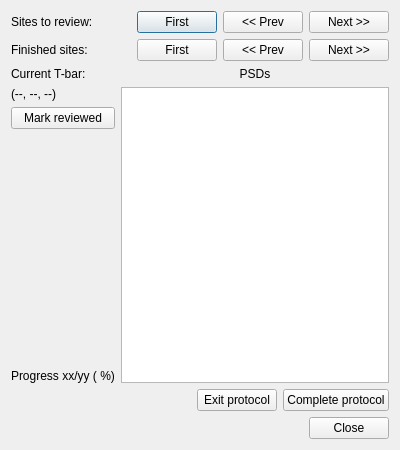
janelia-flyem/NeuTu, file neurolabi/gui/protocols/synapsereviewprotocol.ui: the form before one commit.
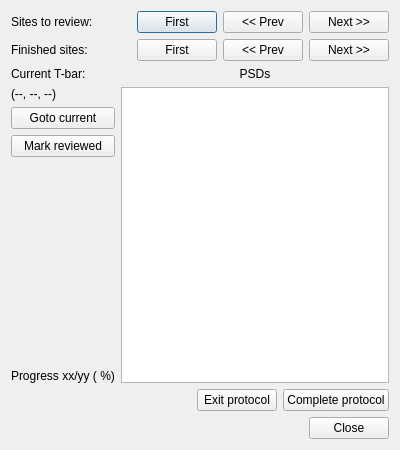
The form after the commit.

Commit message: hooked up go to current

The edit to the form file:
```diff
--- a/neurolabi/gui/protocols/synapsereviewprotocol.ui
+++ b/neurolabi/gui/protocols/synapsereviewprotocol.ui
@@ -125,6 +125,13 @@
          </property>
         </widget>
        </item>
+       <item>
+        <widget class="QPushButton" name="gotoCurrentButton">
+         <property name="text">
+          <string>Goto current</string>
+         </property>
+        </widget>
+       </item>
        <item>
         <widget class="QPushButton" name="markReviewedButton">
          <property name="text">
```
The commit also changes 2 other files.
